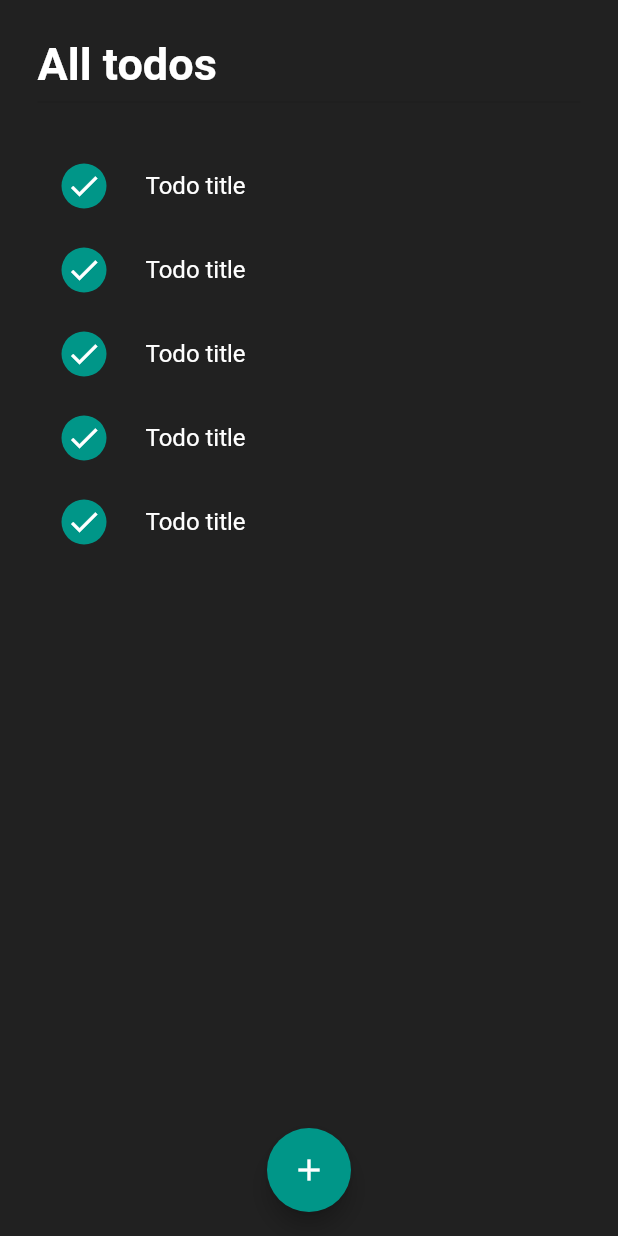
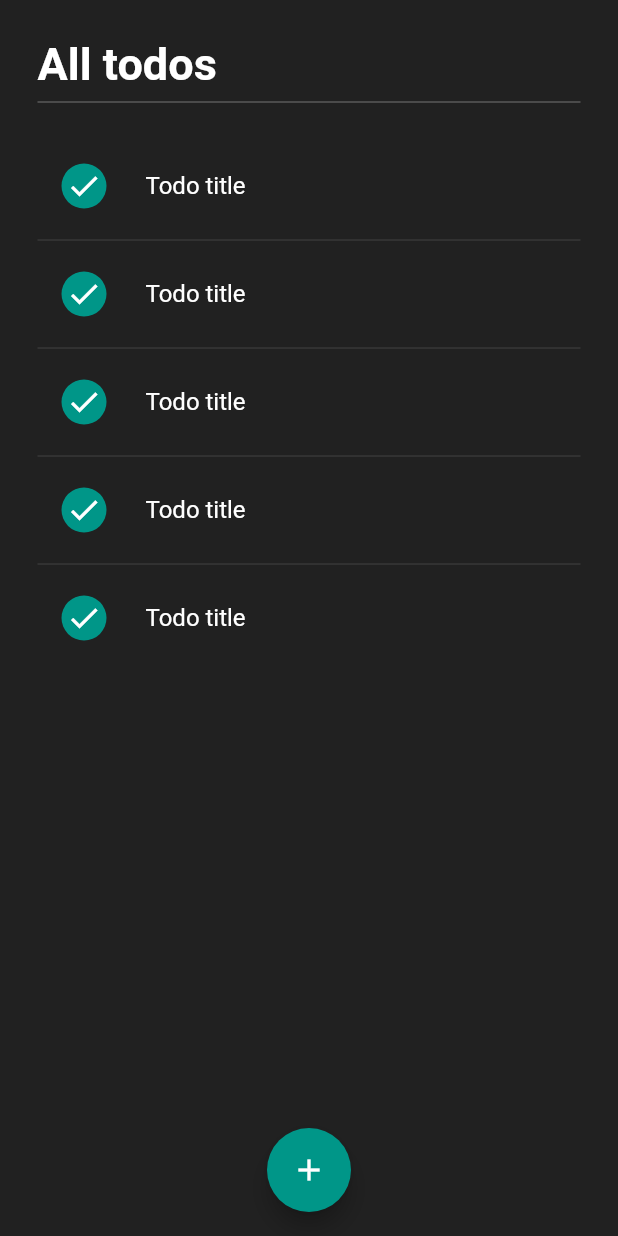
Before and after one commit to kangsudal/todoapp_2021, a Flutter app: the screen it shows after launch, on a phone screen of 412 x 824 dp. Run offline on Flutter 3.47's test engine with Material 2 defaults, Android fonts, the light colour scheme and no system bars.

Commit message:
add divider in listview

```diff
--- a/lib/todo_list.dart
+++ b/lib/todo_list.dart
@@ -17,9 +17,9 @@ class TodoList extends StatelessWidget {
                     fontWeight: FontWeight.bold,
                     color: Colors.white),
               ),
-              Divider(),
+              Divider( color: Colors.grey[600], ),
               SizedBox(height: 20),
-              ListView.builder(
+              ListView.separated(
                 itemBuilder: (context, index) {
                   return ListTile(
                     leading: Container(
@@ -45,6 +45,11 @@ class TodoList extends StatelessWidget {
                 },
                 shrinkWrap: true,
                 itemCount: 5,
+                separatorBuilder: (BuildContext context, int index) {
+                  return Divider(
+                    color: Colors.grey[800],
+                  );
+                },
               )
             ],
           ),
```
